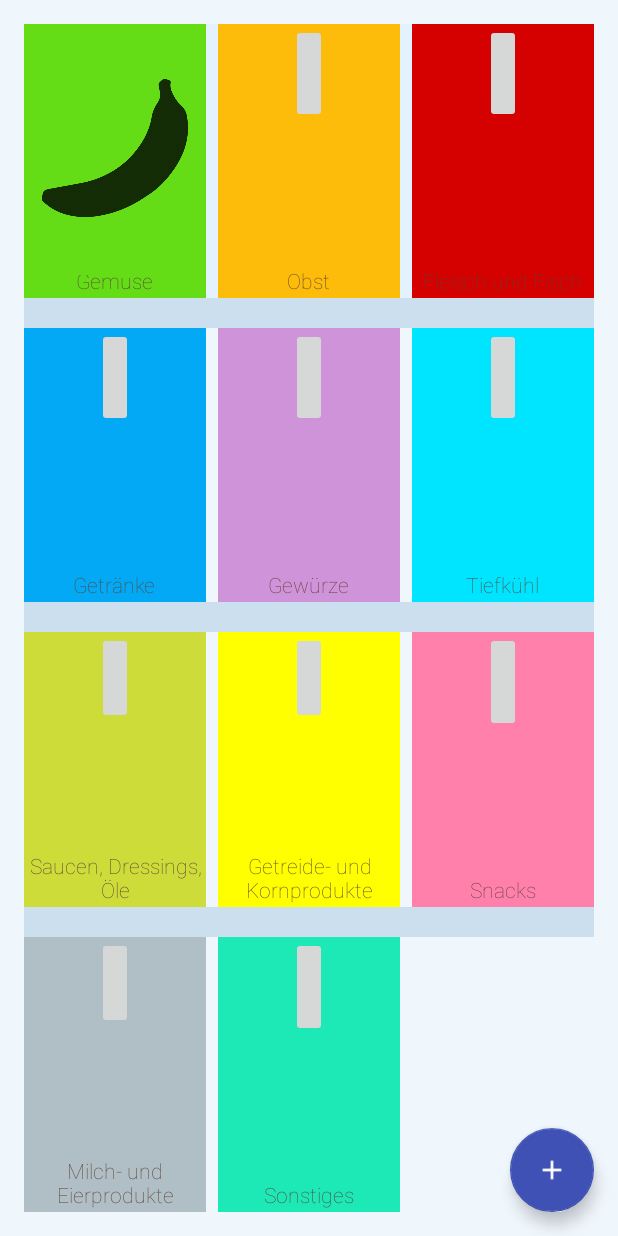
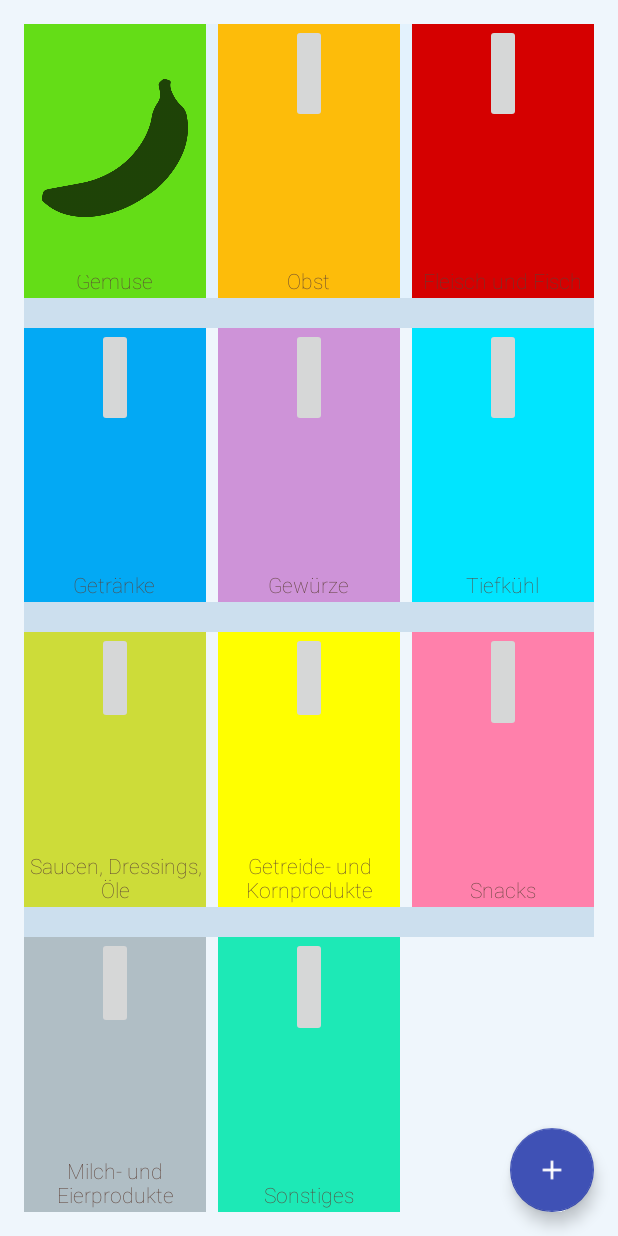
Before and after one commit to BlauerRiese/MyVirtualFridge_2.0, an Android app: the screen it shows after launch (StartActivity), on a phone screen of 412 x 824 dp. Run offline under Robolectric (Android 15) with nearby library versions, the phone set to English and light mode, and no system bars.

```diff
--- a/app/src/main/res/layout/content_start.xml
+++ b/app/src/main/res/layout/content_start.xml
@@ -49,7 +49,7 @@
                 android:scaleType="fitCenter"
                 android:padding="12dp"
                 android:tint="#000000"
-                android:alpha="0.8" />
+                android:alpha="0.7" />
 
             <bjoernbinzer.myvirtualfridge.CategoryTextView
                 android:layout_width="wrap_content"
```
